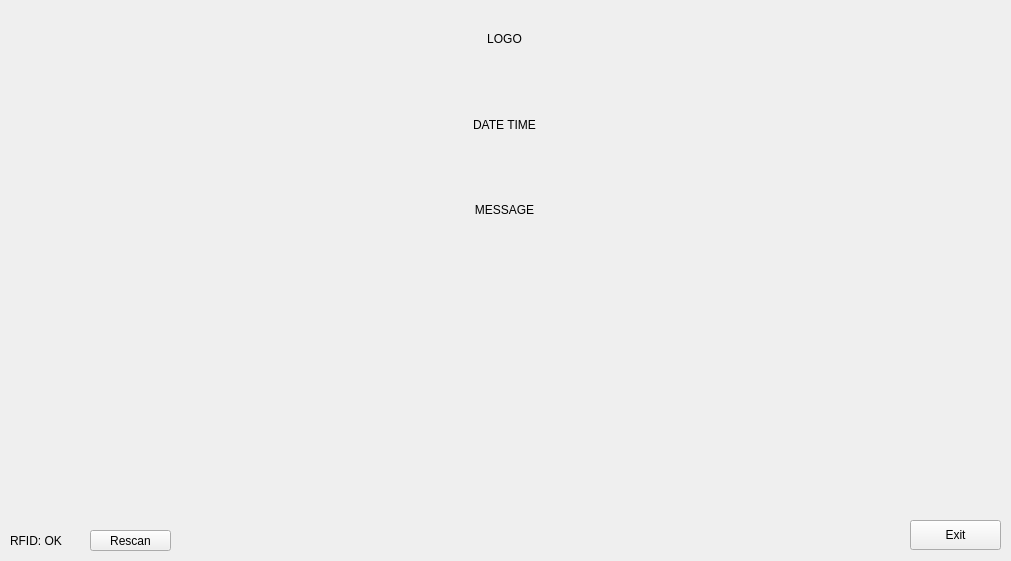
First picture: the form in standbyscreen.ui, repository tu787878/timekeeping_qt, before the edit.
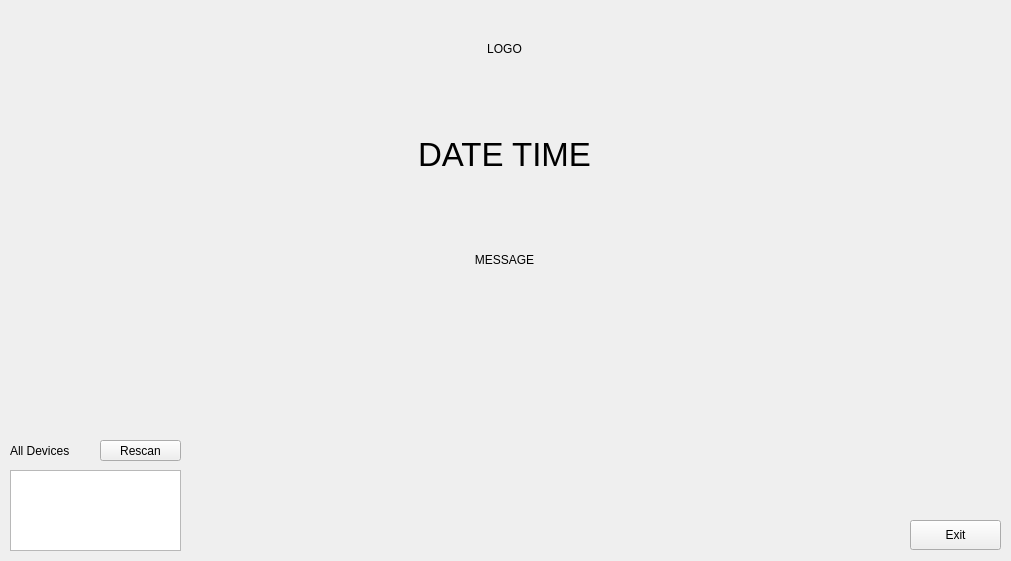
Second picture: the form after the edit.

```diff
--- a/standbyscreen.ui
+++ b/standbyscreen.ui
@@ -41,7 +41,7 @@
      <x>-1</x>
      <y>-1</y>
      <width>1011</width>
-     <height>251</height>
+     <height>311</height>
     </rect>
    </property>
    <layout class="QVBoxLayout" name="verticalLayout">
@@ -56,7 +56,10 @@
      </widget>
     </item>
     <item>
-     <widget class="QLabel" name="label_2">
+     <widget class="QLabel" name="time">
+      <property name="styleSheet">
+       <string notr="true">font-size:33px</string>
+      </property>
       <property name="text">
        <string>DATE TIME</string>
       </property>
@@ -81,20 +84,20 @@
    <property name="geometry">
     <rect>
      <x>10</x>
-     <y>530</y>
-     <width>91</width>
+     <y>440</y>
+     <width>111</width>
      <height>22</height>
     </rect>
    </property>
    <property name="text">
-    <string>RFID: OK</string>
+    <string>All Devices</string>
    </property>
   </widget>
   <widget class="QPushButton" name="pushButton">
    <property name="geometry">
     <rect>
-     <x>90</x>
-     <y>530</y>
+     <x>100</x>
+     <y>440</y>
      <width>81</width>
      <height>21</height>
     </rect>
@@ -103,6 +106,16 @@
     <string>Rescan</string>
    </property>
   </widget>
+  <widget class="QListWidget" name="listWidget">
+   <property name="geometry">
+    <rect>
+     <x>10</x>
+     <y>470</y>
+     <width>171</width>
+     <height>81</height>
+    </rect>
+   </property>
+  </widget>
  </widget>
  <resources/>
  <connections/>
```
Left out of the diff: 4 changed lines with no effect on the pictures.
